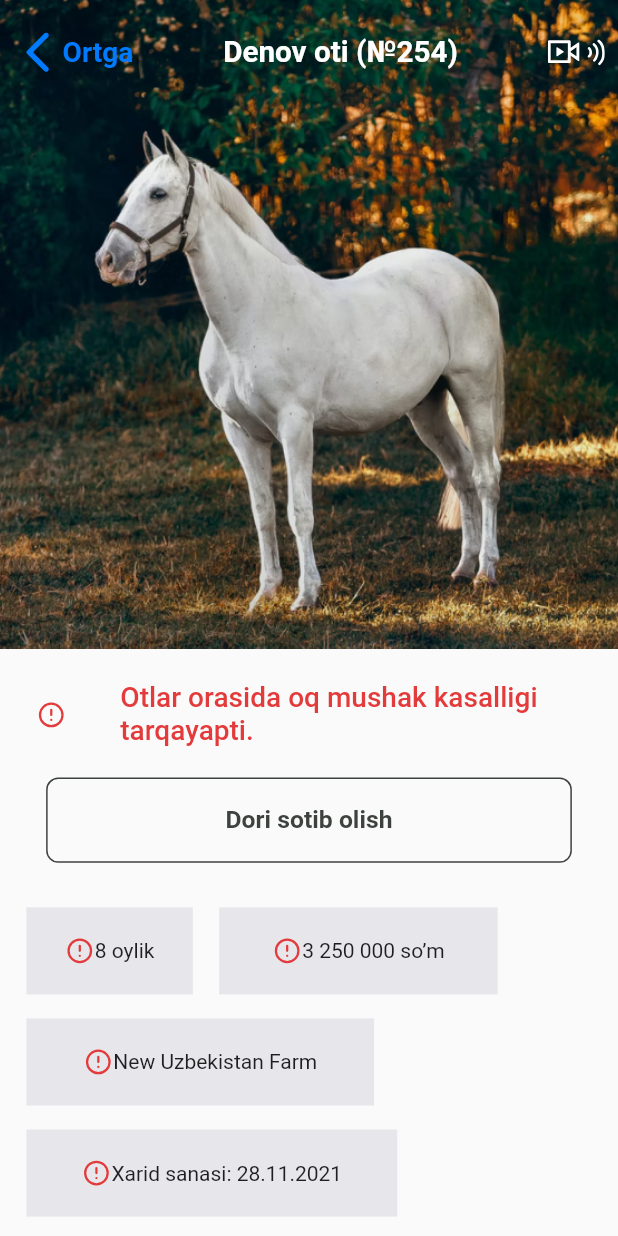
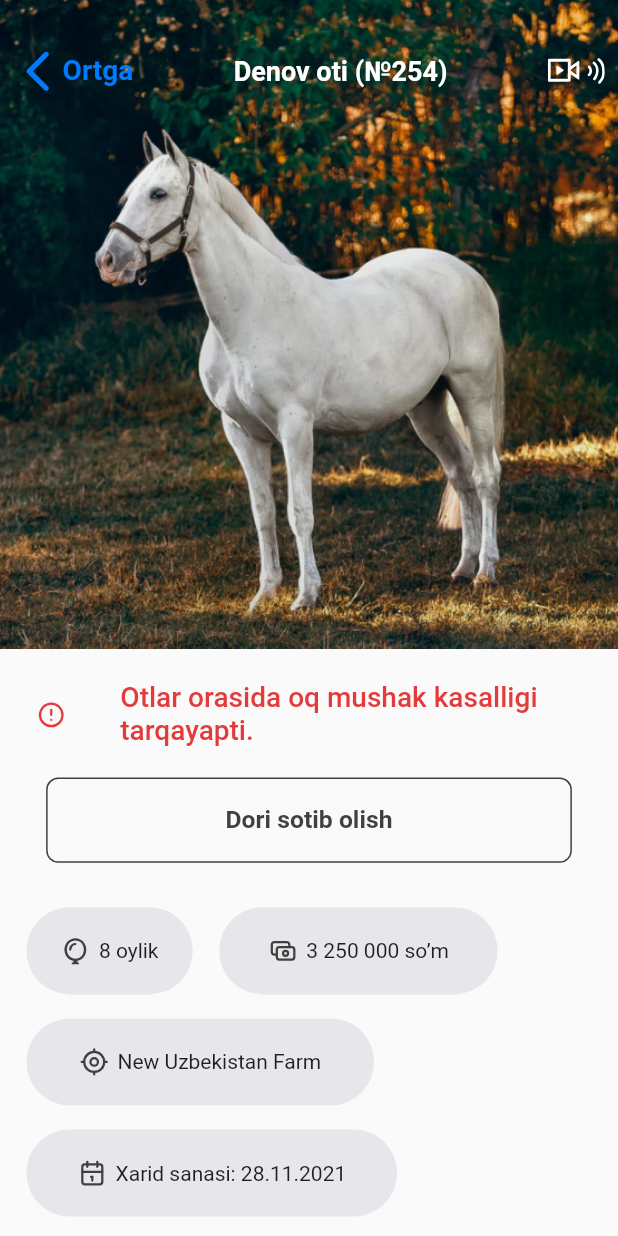
Before and after one commit to avazbekdeveloper11/halal_farm_project, a Flutter app: the SingelPage screen opened by its route, on a phone screen of 412 x 824 dp. Run offline on Flutter 3.47's test engine with Material 2 defaults, Android fonts, the phone set to English and light mode, and no system bars; our stand-ins replace badges, easy_localization, flutter_svg.

Commit message:
singel page finish

```diff
--- a/lib/core/constant/constant.dart
+++ b/lib/core/constant/constant.dart
@@ -15,6 +15,10 @@ class Constant {
   static String location = 'assets/svg/location.svg';
   static String warning = 'assets/svg/warning.svg';
   static String live_video = 'assets/svg/live_video.svg';
+  static String currentadress = 'assets/svg/current-location.svg';
+  static String cash = 'assets/svg/cash.svg';
+  static String birthday = 'assets/svg/birthday.svg';
+  static String calendar = 'assets/svg/calendar.svg';
   // PNG
   static String sheep = 'assets/images/sheep.png';
   static String cow = 'assets/images/cow.png';
--- a/lib/core/data/data.dart
+++ b/lib/core/data/data.dart
@@ -1,6 +1,12 @@
 import 'package:halal_farm/core/constant/constant.dart';
 
 class MyData {
+  static List animalsProperty = [
+    "8 oylik",
+    "3 250 000 so’m",
+    "New Uzbekistan Farm",
+    "Xarid sanasi: 28.11.2021",
+  ];
   static List langes = [
     {
       "lang": "O’zbek tili",
--- a/lib/core/widgets/percent/persent_type_power.dart
+++ b/lib/core/widgets/percent/persent_type_power.dart
@@ -7,9 +7,14 @@ import 'package:halal_farm/core/widgets/decoration_widget.dart';
 class percentTypePower extends StatelessWidget {
   double height;
   double widht;
+  double radius;
   int percent;
   percentTypePower(
-      {Key? key, this.height = 100, this.widht = 74, required this.percent})
+      {Key? key,
+      this.height = 100,
+      this.widht = 74,
+      required this.percent,
+      this.radius = 12})
       : super(key: key);
 
   @override
@@ -18,12 +23,12 @@ class percentTypePower extends StatelessWidget {
       width: getW(widht),
       height: getH(height),
       decoration: MyDeco.radiusAndColor(
-        12,
+        radius,
         color: ColorConst.grey,
       ),
       child: Container(
         decoration: MyDeco.radius(
-          11,
+          radius - 1,
           color: percent > 80 ? ColorConst.red : ColorConst.greenBold,
         ),
       ).op(t: percent.toDouble()),
--- a/lib/screens/language_selection_page/language_selection_page.dart
+++ b/lib/screens/language_selection_page/language_selection_page.dart
@@ -66,7 +66,7 @@ class LanguageSelectionPage extends StatelessWidget {
           ),
           const Spacer(),
           GrenButton(text: "Keyingisi").onT(ontap: () {
-            Navigator.pushNamed(context, "/on_board_one");
+            Navigator.pushNamed(context, "/home_page");
           }).op(b: 16),
         ],
       ).sp(h: 16),
--- a/lib/screens/on_boarding_page/on_boarding_one.dart
+++ b/lib/screens/on_boarding_page/on_boarding_one.dart
@@ -35,7 +35,7 @@ class OnBoardingOne extends StatelessWidget {
           SvgPicture.asset("assets/svg/one.svg").op(t: 32),
           const Spacer(),
           GrenButton(text: "Keyingisi").onT(ontap: () {
-            Navigator.pushNamed(context, '/on_board_two');
+            Navigator.pushNamed(context, '/home_page');
           }).op(l: 16, r: 16, b: 16)
         ],
       ),
--- /dev/null
+++ b/lib/screens/singel_page/components/app_bar_animal.dart
@@ -0,0 +1,70 @@
+import 'package:flutter/material.dart';
+import 'package:flutter_svg/flutter_svg.dart';
+import 'package:halal_farm/core/constant/color_constant.dart';
+import 'package:halal_farm/core/constant/constant.dart';
+import 'package:halal_farm/core/constant/size_config.dart';
+import 'package:halal_farm/core/extensions/extension.dart';
+
+class AppBarAnimal extends StatelessWidget {
+  const AppBarAnimal({
+    Key? key,
+  }) : super(key: key);
+
+  @override
+  Widget build(BuildContext context) {
+    return Container(
+      height: getH(350),
+      width: getW(375),
+      decoration: BoxDecoration(
+        image: DecorationImage(
+          image: AssetImage(Constant.horse),
+          fit: BoxFit.cover,
+        ),
+      ),
+      alignment: const Alignment(-1, -1),
+      child: Row(
+        mainAxisAlignment: MainAxisAlignment.spaceBetween,
+        children: [
+          SizedBox(
+            child: SizedBox(
+              child: Row(
+                children: [
+                  Icon(
+                    Icons.arrow_back_ios_new_rounded,
+                    size: getW(30),
+                    color: ColorConst.blue,
+                  ),
+                  Text(
+                    'Ortga',
+                    style: TextStyle(
+                      color: ColorConst.blue,
+                      fontSize: getW(17),
+                      fontWeight: FontWeight.w600,
+                    ),
+                  ),
+                ],
+              ),
+            ).onT(
+              ontap: () {
+                Navigator.pop(context);
+              },
+            ),
+          ),
+          SizedBox(
+            width: getW(225),
+            child: Text(
+              "Denov oti (№254)",
+              textAlign: TextAlign.center,
+              style: TextStyle(
+                fontWeight: FontWeight.w600,
+                color: ColorConst.white,
+                fontSize: 18,
+              ),
+            ),
+          ),
+          SvgPicture.asset(Constant.live_video)
+        ],
+      ).op(t: 25, l: 8, r: 8),
+    );
+  }
+}
--- /dev/null
+++ b/lib/screens/singel_page/components/history_tile.dart
@@ -0,0 +1,50 @@
+import 'package:flutter/material.dart';
+import 'package:halal_farm/core/constant/color_constant.dart';
+import 'package:halal_farm/core/widgets/text_styles.dart';
+
+class historyTile extends StatelessWidget {
+  String food;
+  int howMuch;
+  historyTile({
+    Key? key,
+    required this.food,
+    required this.howMuch,
+  }) : super(key: key);
+
+  @override
+  Widget build(BuildContext context) {
+    return ListTile(
+      title: SizedBox(
+        width: 200,
+        height: 20,
+        child: Row(
+          mainAxisAlignment: MainAxisAlignment.spaceBetween,
+          children: [
+            Text(
+              food,
+              style: TextStyles.BoldText500(),
+            ),
+            Row(
+              children: [
+                SizedBox(
+                  child: Text(
+                    "$howMuch ta xarid",
+                    style: TextStyles.normalText400(
+                      col: ColorConst.grey,
+                      sz: 16,
+                    ),
+                  ),
+                ),
+                Icon(
+                  Icons.arrow_forward_ios_outlined,
+                  color: ColorConst.grey,
+                  size: 16,
+                )
+              ],
+            ),
+          ],
+        ),
+      ),
+    );
+  }
+}
--- /dev/null
+++ b/lib/screens/singel_page/components/tags_animal.dart
@@ -0,0 +1,76 @@
+
+import 'package:flutter/material.dart';
+import 'package:flutter_svg/flutter_svg.dart';
+import 'package:halal_farm/core/constant/color_constant.dart';
+import 'package:halal_farm/core/constant/constant.dart';
+import 'package:halal_farm/core/constant/size_config.dart';
+import 'package:halal_farm/core/extensions/extension.dart';
+import 'package:halal_farm/core/widgets/decoration_widget.dart';
+
+class TagsAnimal extends StatelessWidget {
+  const TagsAnimal({
+    Key? key,
+  }) : super(key: key);
+
+  @override
+  Widget build(BuildContext context) {
+    return SizedBox(
+      width: double.infinity,
+      child: Wrap(
+        crossAxisAlignment: WrapCrossAlignment.start,
+        runSpacing: 16,
+        spacing: getW(16),
+        children: [
+          Container(
+            height: getH(47),
+            width: getW(101),
+            child: Row(
+              mainAxisAlignment: MainAxisAlignment.center,
+              children: [
+                SvgPicture.asset(Constant.birthday).op(r: 5),
+                const Text("8 oylik")
+              ],
+            ),
+            decoration: MyDeco.radius(30, color: ColorConst.frame),
+          ),
+          Container(
+            width: getW(169),
+            height: getH(47),
+            child: Row(
+              mainAxisAlignment: MainAxisAlignment.center,
+              children: [
+                SvgPicture.asset(Constant.cash).op(r: 5),
+                const Text("3 250 000 so’m")
+              ],
+            ),
+            decoration: MyDeco.radius(30, color: ColorConst.frame),
+          ),
+          Container(
+            width: getW(211),
+            height: getH(47),
+            child: Row(
+              mainAxisAlignment: MainAxisAlignment.center,
+              children: [
+                SvgPicture.asset(Constant.currentadress).op(r: 5),
+                const Text("New Uzbekistan Farm")
+              ],
+            ),
+            decoration: MyDeco.radius(30, color: ColorConst.frame),
+          ),
+          Container(
+            width: getW(225),
+            height: getH(47),
+            child: Row(
+              mainAxisAlignment: MainAxisAlignment.center,
+              children: [
+                SvgPicture.asset(Constant.calendar).op(r: 5),
+                const Text("Xarid sanasi: 28.11.2021")
+              ],
+            ),
+            decoration: MyDeco.radius(30, color: ColorConst.frame),
+          ),
+        ],
+      ),
+    );
+  }
+}
--- a/lib/screens/singel_page/singel_page.dart
+++ b/lib/screens/singel_page/singel_page.dart
@@ -1,11 +1,16 @@
-import 'package:flutter/material.dart';
-import 'package:flutter_svg/flutter_svg.dart';
+import 'package:halal_farm/screens/singel_page/components/app_bar_animal.dart';
+import 'package:halal_farm/core/widgets/warning_dieaise/warning_dieaise.dart';
+import 'package:halal_farm/screens/singel_page/components/history_tile.dart';
+import 'package:halal_farm/screens/singel_page/components/tags_animal.dart';
+import 'package:halal_farm/core/widgets/percent/persent_type_power.dart';
+import 'package:halal_farm/core/widgets/percent/trafic_widget.dart';
+import 'package:halal_farm/core/widgets/decoration_widget.dart';
 import 'package:halal_farm/core/constant/color_constant.dart';
-import 'package:halal_farm/core/constant/constant.dart';
 import 'package:halal_farm/core/constant/size_config.dart';
 import 'package:halal_farm/core/extensions/extension.dart';
 import 'package:halal_farm/core/widgets/text_styles.dart';
-import 'package:halal_farm/core/widgets/warning_dieaise/warning_dieaise.dart';
+import 'package:halal_farm/core/constant/constant.dart';
+import 'package:flutter/material.dart';
 
 class SingelPage extends StatelessWidget {
   const SingelPage({Key? key}) : super(key: key);
@@ -13,118 +18,111 @@ class SingelPage extends StatelessWidget {
   @override
   Widget build(BuildContext context) {
     return Scaffold(
-      body: SafeArea(
-        child: SingleChildScrollView(
+      body: SingleChildScrollView(
         child: Column(
           children: [
+            const AppBarAnimal().op(b: 18),
+            warningDisease(
+              text: "Otlar orasida oq mushak kasalligi tarqayapti. ",
+            ),
+            const TagsAnimal().sp(h: 16),
+            SizedBox(
+              width: double.infinity,
+              child: Text(
+                "Yetilish ko’rsatkichi",
+                style: TextStyles.BoldText600(
+                  sz: getW(17),
+                ),
+              ).op(l: 16, t: 32, b: 20),
+            ),
+            Text(
+              "52%",
+              style: TextStyles.BoldText500(
+                col: ColorConst.dark,
+                sz: getW(20),
+              ),
+            ).op(b: 8),
+            percentTypePower(
+              percent: (30 * 2),
+              height: 200,
+              widht: 110,
+              radius: 24,
+            ),
+            Text(
+              "Taxminiy yetilish sanasi: 22-noyabr, 2022-yil",
+              style: TextStyles.BoldText500(
+                col: ColorConst.grey,
+                sz: getW(14),
+              ),
+            ).op(t: 16, b: 32),
+            SizedBox(
+              width: double.infinity,
+              child: Text(
+                "Yemishlari (2)",
+                style: TextStyles.BoldText500(
+                  sz: getW(20),
+                ),
+              ).op(l: 16, b: 18),
+            ),
+            TrafficFoizi(
+              image: Constant.beda,
+              title: "Beda (52%)",
+              percent: (100 - 52 /*bu*/),
+            ),
+            TrafficFoizi(
+              image: Constant.bugdoy,
+              title: "Bug'doy (30%)",
+              percent: (100 - 30 /*bu*/),
+            ),
+            historyTile(
+              food: "Yemishlar tarixi",
+              howMuch: 12,
+            ),
+            const Divider(height: 5, thickness: 1).sp(h: 16),
+            historyTile(
+              food: "Dorilar tarixi",
+              howMuch: 3,
+            ),
+            const Divider(height: 5, thickness: 1).sp(h: 16),
             Container(
-                height: getH(350),
-                width: getW(375),
-                decoration: BoxDecoration(
-                  image: DecorationImage(
-                    image: AssetImage(Constant.horse),
-                    fit: BoxFit.cover,
-                  ),
-                ),
-                alignment: const Alignment(-1, -1),
-                child: Row(
-                  mainAxisAlignment: MainAxisAlignment.spaceBetween,
-                  children: [
-                    SizedBox(
-                      child: Row(children: [
-                        Icon(
-                          Icons.arrow_back_ios_new_rounded,
-                          size: getW(30),
-                          color: ColorConst.blue,
-                        ).onT(ontap: () {
-                          Navigator.pop(context);
-                        }),
-                        Text(
-                          'Ortga',
+              height: getH(56),
+              decoration: MyDeco.radius(12, color: ColorConst.frame),
+              child: Center(
+                child: Text(
+                  "Uyimga yetkazib berish",
                   style: TextStyles.BoldText600(
-                              sz: 17, col: ColorConst.blue),
-                        ).onT(ontap: () {
-                          Navigator.pop(context);
-                        }),
-                      ]),
-                    ),
-                    SizedBox(
-                      width: getW(225),
-                      child: Text(
-                        "Denov oti (№254)",
-                        textAlign: TextAlign.center,
-                        style: TextStyles.BoldText600(
-                          col: ColorConst.white,
-                          sz: 18,
+                    sz: getW(17),
                   ),
                 ),
               ),
-                    SvgPicture.asset(Constant.live_video)
-                  ],
-                ).op(t: 15, l: 8, r: 8),
-              ).op(b: 18),
-              warningDisease(
-                  text: "Otlar orasida oq mushak kasalligi tarqayapti. "),
-              SizedBox(
-                width: double.infinity,
-                child: Wrap(
-                  crossAxisAlignment: WrapCrossAlignment.start,
-                  runSpacing: 16,
-                  spacing: getW(16),
-                  children: [
+            ).op(l: 16, r: 16, t: 32, b: 4),
+            Text(
+              "Hayvoningizni tirik yoki so’yilgan holatda uyingizga eltib beramiz",
+              style: TextStyles.normalText400(
+                sz: 13,
+                col: ColorConst.grey,
+              ),
+            ).sp(h: 16),
             Container(
-                      color: ColorConst.frame,
-                      height: getH(47),
-                      width: getW(101),
-                      child: Row(
-                        mainAxisAlignment: MainAxisAlignment.center,
-                        children: [
-                          SvgPicture.asset(Constant.warning),
-                          Text("8 oylik")
-                        ],
+              height: getH(56),
+              decoration: MyDeco.radius(12, color: ColorConst.frame),
+              child: Center(
+                child: Text(
+                  "Sotuvga qo’yish",
+                  style: TextStyles.BoldText600(
+                    sz: getW(17),
                   ),
                 ),
-                    Container(
-                      color: ColorConst.frame,
-                      width: getW(169),
-                      height: getH(47),
-                      child: Row(
-                        mainAxisAlignment: MainAxisAlignment.center,
-                        children: [
-                          SvgPicture.asset(Constant.warning),
-                          Text("3 250 000 so’m")
+              ),
+            ).op(l: 16, r: 16, t: 16, b: 4),
+            Text(
+              "Hayvoningizni onlayn bozorda boshqalarga sotishingiz mumkin",
+              style: TextStyles.normalText400(
+                col: ColorConst.grey,
+                sz: 13,
+              ),
+            ).op(r: 16, l: 16, b: 24),
           ],
-                      ),
-                    ),
-                    Container(
-                      color: ColorConst.frame,
-                      width: getW(211),
-                      height: getH(47),
-                      child: Row(
-                        mainAxisAlignment: MainAxisAlignment.center,
-                        children: [
-                          SvgPicture.asset(Constant.warning),
-                          Text("New Uzbekistan Farm")
-                        ],
-                      ),
-                    ),
-                    Container(
-                      color: ColorConst.frame,
-                      width: getW(225),
-                      height: getH(47),
-                      child: Row(
-                        mainAxisAlignment: MainAxisAlignment.center,
-                        children: [
-                          SvgPicture.asset(Constant.warning),
-                          Text("Xarid sanasi: 28.11.2021")
-                        ],
-                      ),
-                    ),
-                  ],
-                ),
-              ).sp(h: 16)
-            ],
-          ),
         ),
       ),
     );
```
Also changed, not shown: lib/screens/home_page/home_page.dart (+0 -7 lines), assets/svg/birthday.svg (added), assets/svg/calendar.svg (added), assets/svg/cash.svg (added), assets/svg/current-location.svg (added), pubspec.yaml (line endings or trailing spaces). Lines whose indentation alone changed are shown as unchanged.
